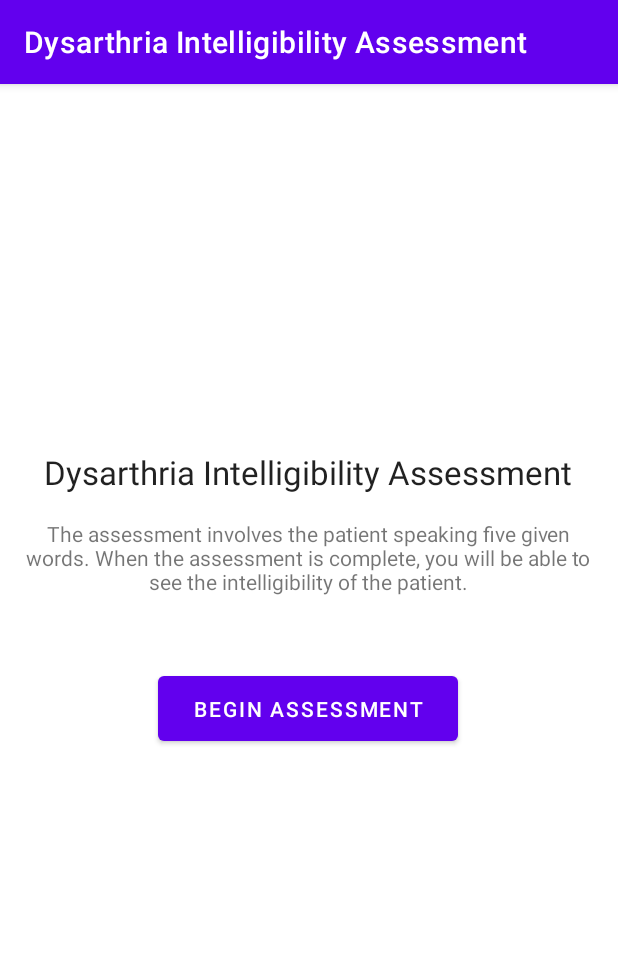
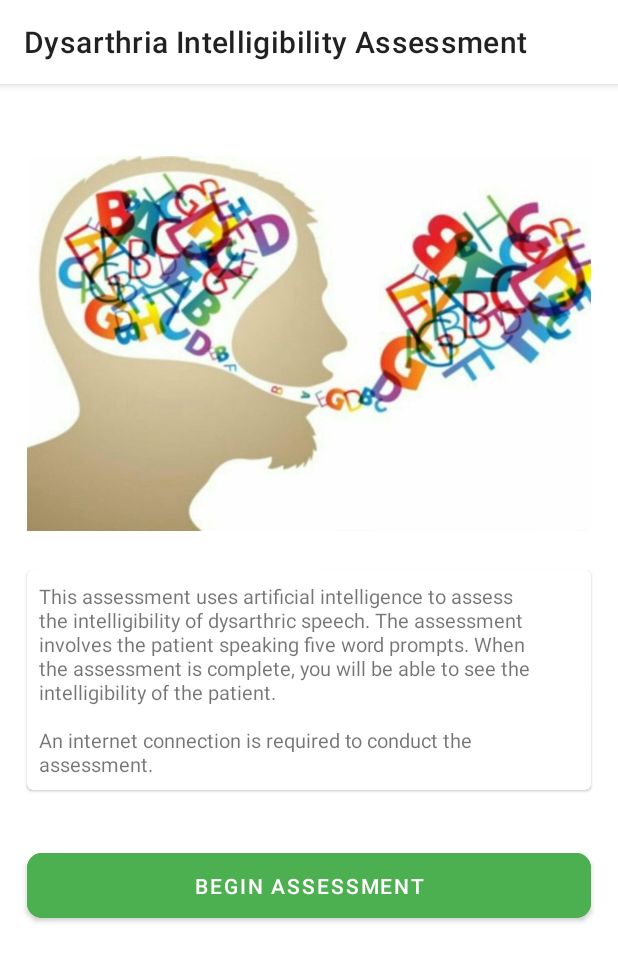
Before and after one commit to ambiyu/dysarthria-assessment, an Android app: the screen it shows after launch (MainActivity), on a phone screen of 412 x 824 dp. Shown: the top 961 px of the screen. Run offline under Robolectric (Android 15) with nearby library versions, the phone set to English and light mode, and no system bars.

Commit message:
Improved UI & colors

```diff
--- a/android-app/app/build.gradle
+++ b/android-app/app/build.gradle
@@ -7,7 +7,7 @@ android {
 
     defaultConfig {
         applicationId "dysarthria.assessment"
-        minSdk 21
+        minSdk 23
         targetSdk 31
         versionCode 1
         versionName "1.0"
--- a/android-app/app/src/main/java/dysarthria/assessment/AssessmentActivity.java
+++ b/android-app/app/src/main/java/dysarthria/assessment/AssessmentActivity.java
@@ -22,7 +22,8 @@ public class AssessmentActivity extends AppCompatActivity {
     private WavAudioRecorder recorder;
     private MediaPlayer player;
 
-    private final String[] prompts = new String[]{ "compliment", "adjacent", "destruction" };
+    private final String[] prompts = new String[]
+            { "autobiography", "celebrity", "inalienable", "battleship", "ablutions" };
     private int currentPromptIndex = 0;
 
     @Override
--- a/android-app/app/src/main/res/layout/activity_main.xml
+++ b/android-app/app/src/main/res/layout/activity_main.xml
@@ -6,44 +6,55 @@
     android:layout_height="match_parent"
     tools:context=".MainActivity">
 
-    <TextView
-        android:id="@+id/textView"
-        android:layout_width="wrap_content"
+
+    <ImageView
+        android:id="@+id/image"
+        android:layout_width="match_parent"
+        android:layout_height="250dp"
+        android:layout_marginHorizontal="18dp"
+        android:layout_marginTop="48dp"
+        android:src="@drawable/speech_disorder"
+        app:layout_constraintEnd_toEndOf="parent"
+        app:layout_constraintStart_toStartOf="parent"
+        app:layout_constraintTop_toTopOf="parent" />
+
+
+    <com.google.android.material.card.MaterialCardView
+        android:id="@+id/card"
+        android:layout_width="match_parent"
         android:layout_height="wrap_content"
-        android:text="Dysarthria Intelligibility Assessment"
-        android:textAppearance="@style/TextAppearance.AppCompat.Large"
-        app:layout_constraintBottom_toBottomOf="parent"
-        app:layout_constraintEnd_toEndOf="parent"
-        app:layout_constraintHorizontal_bias="0.491"
-        app:layout_constraintLeft_toLeftOf="parent"
-        app:layout_constraintRight_toRightOf="parent"
-        app:layout_constraintStart_toStartOf="parent"
-        app:layout_constraintTop_toTopOf="parent"
-        app:layout_constraintVertical_bias="0.33" />
-
-    <Button
-        android:id="@+id/beginButton"
-        android:layout_width="200dp"
-        android:layout_height="55dp"
-        android:text="Begin Assessment"
-        app:layout_constraintBottom_toBottomOf="parent"
-        app:layout_constraintEnd_toEndOf="parent"
-        app:layout_constraintHorizontal_bias="0.497"
-        app:layout_constraintStart_toStartOf="parent"
-        app:layout_constraintTop_toTopOf="parent"
-        app:layout_constraintVertical_bias="0.545" />
-
-    <TextView
-        android:id="@+id/description"
-        android:layout_width="388dp"
-        android:layout_height="72dp"
-        android:text="The assessment involves the patient speaking five given words. When the assessment is complete, you will be able to see the intelligibility of the patient."
-        android:textAlignment="center"
-        app:layout_constraintBottom_toBottomOf="parent"
+        android:layout_marginHorizontal="18dp"
+        android:layout_marginTop="26dp"
         app:layout_constraintEnd_toEndOf="parent"
         app:layout_constraintHorizontal_bias="0.478"
         app:layout_constraintStart_toStartOf="parent"
-        app:layout_constraintTop_toTopOf="parent"
-        app:layout_constraintVertical_bias="0.417" />
+        app:layout_constraintTop_toBottomOf="@+id/image">
+
+        <TextView
+            android:id="@+id/appDescription"
+            android:layout_width="wrap_content"
+            android:layout_height="wrap_content"
+            android:layout_gravity="center"
+            android:padding="8dp"
+            android:text="This assessment uses artificial intelligence to assess the intelligibility of dysarthric speech. The assessment involves the patient speaking five word prompts. When the assessment is complete, you will be able to see the intelligibility of the patient.\n\nAn internet connection is required to conduct the assessment."
+            android:textSize="6pt" />
+    </com.google.android.material.card.MaterialCardView>
+
+
+    <com.google.android.material.button.MaterialButton
+        android:id="@+id/beginButton"
+        android:layout_width="match_parent"
+        android:layout_height="55dp"
+        android:layout_marginHorizontal="18dp"
+        android:layout_marginTop="36dp"
+        android:backgroundTint="@color/green"
+        android:text="Begin Assessment"
+        android:textColor="@color/white"
+        app:cornerRadius="10dp"
+        app:layout_constraintEnd_toEndOf="parent"
+        app:layout_constraintHorizontal_bias="0.514"
+        app:layout_constraintStart_toStartOf="parent"
+        app:layout_constraintTop_toBottomOf="@+id/card" />
+
 
 </androidx.constraintlayout.widget.ConstraintLayout>
--- a/android-app/app/src/main/res/values/colors.xml
+++ b/android-app/app/src/main/res/values/colors.xml
@@ -7,4 +7,7 @@
     <color name="teal_700">#FF018786</color>
     <color name="black">#FF000000</color>
     <color name="white">#FFFFFFFF</color>
+    <color name="green">#4CAF50</color>
+    <color name="orange">#FF9800</color>
+    <color name="blue">#1890ff</color>
 </resources>
--- a/android-app/app/src/main/res/values/themes.xml
+++ b/android-app/app/src/main/res/values/themes.xml
@@ -1,16 +1,27 @@
 <resources xmlns:tools="http://schemas.android.com/tools">
     <!-- Base application theme. -->
-    <style name="Theme.DysarthriaIntelligibilityAssessment" parent="Theme.MaterialComponents.DayNight.DarkActionBar">
+    <style name="Theme.DysarthriaIntelligibilityAssessment" parent="Theme.MaterialComponents.DayNight">
         <!-- Primary brand color. -->
-        <item name="colorPrimary">@color/purple_500</item>
+        <item name="colorPrimary">@color/blue</item>
         <item name="colorPrimaryVariant">@color/purple_700</item>
         <item name="colorOnPrimary">@color/white</item>
+        <item name="colorOnBackground">@color/black</item>
+
         <!-- Secondary brand color. -->
         <item name="colorSecondary">@color/teal_200</item>
         <item name="colorSecondaryVariant">@color/teal_700</item>
         <item name="colorOnSecondary">@color/black</item>
+
         <!-- Status bar color. -->
-        <item name="android:statusBarColor" tools:targetApi="l">?attr/colorPrimaryVariant</item>
-        <!-- Customize your theme here. -->
+        <item name="android:statusBarColor" tools:targetApi="l">@color/white</item>
+        <item name="android:windowLightStatusBar">true</item>
+
+        <!-- Override action bar color. Don't use colorPrimary -->
+        <item name="actionBarTheme">@style/MyActionBar</item>
+
+    </style>
+
+    <style name="MyActionBar">
+        <item name="colorPrimary">@color/white</item>
     </style>
 </resources>
```
Also changed, not shown: android-app/app/src/main/res/layout/activity_assessment.xml (+46 -28 lines), android-app/app/src/main/res/drawable/speech_disorder.jpg (added).
